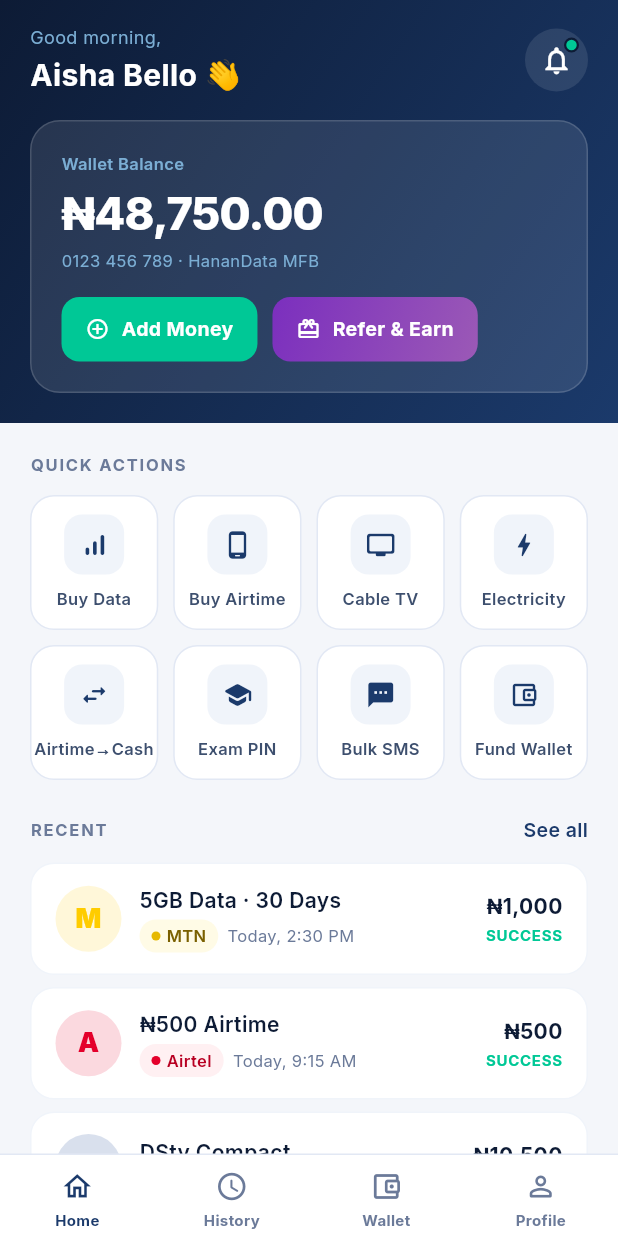
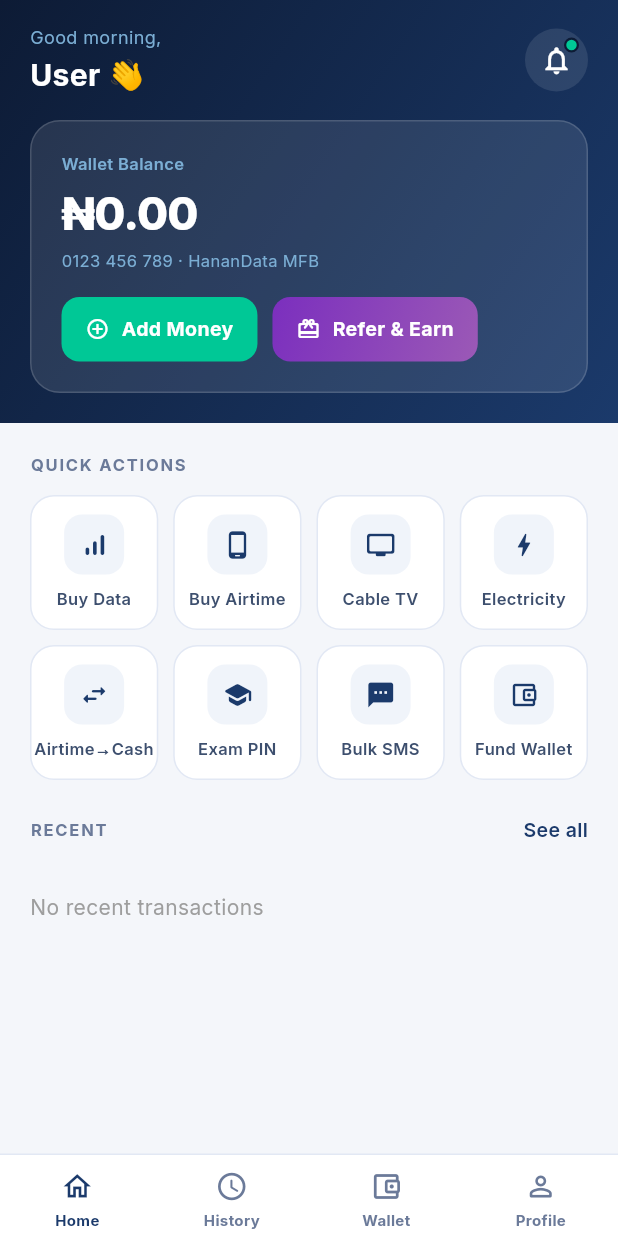
Before and after one commit to assalafygrk/HananData, a Flutter app: the HomeScreen screen opened by its route, on a phone screen of 412 x 824 dp. Run offline on Flutter 3.47's test engine with Material 3 defaults, Android fonts, the phone set to English and light mode, and no system bars; our stand-ins replace google_fonts, shared_preferences; accounts and stored records are empty; network calls fail.

Commit message:
Phase 3: Flutter Customer App Core (ApiService, Login, Signup, Home, Wallet)

```diff
--- a/flutter_app/lib/screens/home_screen.dart
+++ b/flutter_app/lib/screens/home_screen.dart
@@ -1,11 +1,48 @@
-// lib/screens/home_screen.dart
+import 'dart:convert';
 import 'package:flutter/material.dart';
 import 'package:google_fonts/google_fonts.dart';
-import '../constants/app_data.dart';
+import 'package:shared_preferences/shared_preferences.dart';
+import '../services/api_service.dart';
 import '../widgets/shared_widgets.dart';
 
-class HomeScreen extends StatelessWidget {
+class HomeScreen extends StatefulWidget {
   const HomeScreen({super.key});
+
+  @override
+  State<HomeScreen> createState() => _HomeScreenState();
+}
+
+class _HomeScreenState extends State<HomeScreen> {
+  Map<String, dynamic>? _userData;
+  List<dynamic> _transactions = [];
+  bool _isLoading = true;
+
+  @override
+  void initState() {
+    super.initState();
+    _loadData();
+  }
+
+  Future<void> _loadData() async {
+    final prefs = await SharedPreferences.getInstance();
+    final userStr = prefs.getString('userData');
+    if (userStr != null) {
+      setState(() => _userData = jsonDecode(userStr));
+    }
+
+    // Refresh from backend
+    final profileRes = await ApiService.getProfile();
+    if (profileRes['success'] == true && mounted) {
+      setState(() => _userData = profileRes['data']);
+    }
+
+    final txRes = await ApiService.getUserTransactions();
+    if (txRes['success'] == true && mounted) {
+      setState(() => _transactions = txRes['data'] ?? []);
+    }
+
+    if (mounted) setState(() => _isLoading = false);
+  }
 
   @override
   Widget build(BuildContext context) {
@@ -49,7 +86,7 @@ class HomeScreen extends StatelessWidget {
                             Text('Good morning,',
                               style: dFont(size: 12, color: const Color(0xFF7BAED4))),
                             const SizedBox(height: 2),
-                            Text('Aisha Bello 👋',
+                            Text('${_userData?['name']?.split(' ')[0] ?? 'User'} 👋',
                               style: GoogleFonts.inter(
                                 fontSize: 20, fontWeight: FontWeight.w700, color: Colors.white,
                               )),
@@ -101,13 +138,13 @@ class HomeScreen extends StatelessWidget {
                           Text('Wallet Balance',
                             style: dFont(size: 11, weight: FontWeight.w600, color: const Color(0xFF7BAED4))),
                           const SizedBox(height: 4),
-                          Text('₦48,750.00',
+                          Text('₦${(_userData?['balance'] ?? 0).toStringAsFixed(2)}',
                             style: GoogleFonts.inter(
                               fontSize: 30, fontWeight: FontWeight.w800,
                               color: Colors.white, letterSpacing: -0.5,
                             )),
                           const SizedBox(height: 2),
-                          Text('0123 456 789 · HananData MFB',
+                          Text('${_userData?['virtualAccount'] ?? '0123 456 789'} · HananData MFB',
                             style: dFont(size: 11, color: const Color(0xFF7BAED4))),
                           const SizedBox(height: 16),
                           // Action buttons row
@@ -212,10 +249,18 @@ class HomeScreen extends StatelessWidget {
                           ],
                         ),
                         const SizedBox(height: 12),
-                        ...kHistoryItems.take(4).map((t) => Padding(
-                          padding: const EdgeInsets.only(bottom: 8),
-                          child: TxnRow(txn: t),
-                        )),
+                        if (_isLoading && _transactions.isEmpty)
+                          const Center(child: CircularProgressIndicator())
+                        else if (_transactions.isEmpty)
+                          Padding(
+                            padding: const EdgeInsets.symmetric(vertical: 20),
+                            child: Text('No recent transactions', style: dFont(size: 14, color: Colors.grey)),
+                          )
+                        else
+                          ..._transactions.take(4).map((t) => Padding(
+                            padding: const EdgeInsets.only(bottom: 8),
+                            child: TxnRowApi(txn: t), // using a new widget that expects the JSON map directly
+                          )),
                       ],
                     ),
                   ),
--- /dev/null
+++ b/flutter_app/lib/services/api_service.dart
@@ -0,0 +1,84 @@
+import 'dart:convert';
+import 'package:http/http.dart' as http;
+import 'package:shared_preferences/shared_preferences.dart';
+
+class ApiService {
+  static const String baseUrl = 'http://localhost:5000/api';
+
+  static Future<Map<String, String>> _getHeaders() async {
+    final prefs = await SharedPreferences.getInstance();
+    final token = prefs.getString('userToken') ?? '';
+    return {
+      'Content-Type': 'application/json',
+      'Authorization': 'Bearer $token',
+    };
+  }
+
+  // --- Auth ---
+  static Future<Map<String, dynamic>> login(String phoneOrEmail, String password) async {
+    try {
+      final res = await http.post(
+        Uri.parse('$baseUrl/auth/login'),
+        headers: {'Content-Type': 'application/json'},
+        body: jsonEncode({
+          'phoneOrEmail': phoneOrEmail,
+          'password': password
+        })
+      );
+      final data = jsonDecode(res.body);
+      if (res.statusCode == 200 && data['success'] == true) {
+        final prefs = await SharedPreferences.getInstance();
+        await prefs.setString('userToken', data['token']);
+        await prefs.setString('userData', jsonEncode(data['data']));
+      }
+      return data;
+    } catch (e) {
+      return {'success': false, 'message': 'Network error: $e'};
+    }
+  }
+
+  static Future<Map<String, dynamic>> signup(Map<String, dynamic> body) async {
+    try {
+      final res = await http.post(
+        Uri.parse('$baseUrl/auth/signup'),
+        headers: {'Content-Type': 'application/json'},
+        body: jsonEncode(body)
+      );
+      return jsonDecode(res.body);
+    } catch (e) {
+      return {'success': false, 'message': 'Network error: $e'};
+    }
+  }
+
+  static Future<void> logout() async {
+    final prefs = await SharedPreferences.getInstance();
+    await prefs.remove('userToken');
+    await prefs.remove('userData');
+  }
+
+  // --- User / Wallet ---
+  static Future<Map<String, dynamic>> getProfile() async {
+    try {
+      final headers = await _getHeaders();
+      final res = await http.get(Uri.parse('$baseUrl/user/profile'), headers: headers);
+      final data = jsonDecode(res.body);
+      if (data['success'] == true) {
+        final prefs = await SharedPreferences.getInstance();
+        await prefs.setString('userData', jsonEncode(data['data']));
+      }
+      return data;
+    } catch (e) {
+      return {'success': false, 'message': 'Network error: $e'};
+    }
+  }
+
+  static Future<Map<String, dynamic>> getUserTransactions() async {
+    try {
+      final headers = await _getHeaders();
+      final res = await http.get(Uri.parse('$baseUrl/user/transactions'), headers: headers);
+      return jsonDecode(res.body);
+    } catch (e) {
+      return {'success': false, 'message': 'Network error: $e'};
+    }
+  }
+}
--- a/flutter_app/pubspec.yaml
+++ b/flutter_app/pubspec.yaml
@@ -10,6 +10,8 @@ dependencies:
   flutter:
     sdk: flutter
   google_fonts: ^8.2.0
+  http: ^1.6.0
+  shared_preferences: ^2.5.5
 
 dev_dependencies:
   flutter_test:
```
Also changed, not shown: flutter_app/lib/screens/login_screen.dart (+20 -7 lines), flutter_app/lib/screens/signup_screen.dart (+30 -6 lines), flutter_app/lib/screens/wallet_screen.dart (+23 -12 lines), flutter_app/lib/widgets/shared_widgets.dart (+62 -0 lines).
